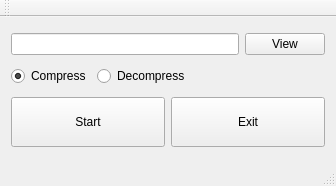
BupTy03/HuffmanCompressionQt, file mainwindow.ui: the form before one commit.
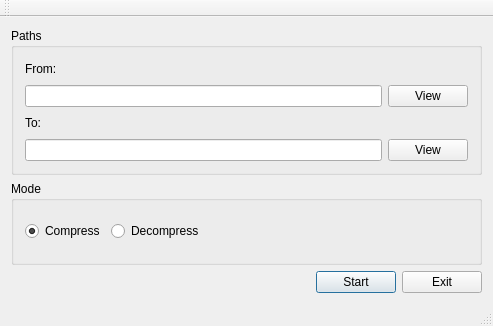
The form after the commit. Icons and pictures are not drawn.

```diff
--- a/mainwindow.ui
+++ b/mainwindow.ui
@@ -6,21 +6,51 @@
    <rect>
     <x>0</x>
     <y>0</y>
-    <width>336</width>
-    <height>186</height>
+    <width>493</width>
+    <height>326</height>
    </rect>
   </property>
   <property name="windowTitle">
    <string>MainWindow</string>
   </property>
   <widget class="QWidget" name="centralWidget">
+   <layout class="QVBoxLayout" name="verticalLayout_3">
+    <item>
+     <widget class="QGroupBox" name="pathsGroupBox">
+      <property name="title">
+       <string>Paths</string>
+      </property>
    <layout class="QVBoxLayout" name="verticalLayout">
+       <item>
+        <layout class="QHBoxLayout" name="horizontalLayout_5">
+         <item>
+          <widget class="QLabel" name="fromLabel">
+           <property name="text">
+            <string>From:</string>
+           </property>
+          </widget>
+         </item>
+         <item>
+          <spacer name="horizontalSpacer_4">
+           <property name="orientation">
+            <enum>Qt::Horizontal</enum>
+           </property>
+           <property name="sizeHint" stdset="0">
+            <size>
+             <width>40</width>
+             <height>20</height>
+            </size>
+           </property>
+          </spacer>
+         </item>
+        </layout>
+       </item>
     <item>
      <layout class="QHBoxLayout" name="horizontalLayout">
       <item>
        <widget class="QLineEdit" name="lineEdit">
         <property name="readOnly">
-         <bool>true</bool>
+            <bool>false</bool>
         </property>
        </widget>
       </item>
@@ -33,6 +63,53 @@
       </item>
      </layout>
     </item>
+       <item>
+        <layout class="QHBoxLayout" name="horizontalLayout_6">
+         <item>
+          <widget class="QLabel" name="toLabel">
+           <property name="text">
+            <string>To:</string>
+           </property>
+          </widget>
+         </item>
+         <item>
+          <spacer name="horizontalSpacer_3">
+           <property name="orientation">
+            <enum>Qt::Horizontal</enum>
+           </property>
+           <property name="sizeHint" stdset="0">
+            <size>
+             <width>40</width>
+             <height>20</height>
+            </size>
+           </property>
+          </spacer>
+         </item>
+        </layout>
+       </item>
+       <item>
+        <layout class="QHBoxLayout" name="horizontalLayout_4">
+         <item>
+          <widget class="QLineEdit" name="toLineEdit"/>
+         </item>
+         <item>
+          <widget class="QPushButton" name="toViewPushButton">
+           <property name="text">
+            <string>View</string>
+           </property>
+          </widget>
+         </item>
+        </layout>
+       </item>
+      </layout>
+     </widget>
+    </item>
+    <item>
+     <widget class="QGroupBox" name="modeGroupBox">
+      <property name="title">
+       <string>Mode</string>
+      </property>
+      <layout class="QVBoxLayout" name="verticalLayout_2">
     <item>
      <layout class="QHBoxLayout" name="horizontalLayout_3">
       <item>
@@ -67,8 +144,24 @@
       </item>
      </layout>
     </item>
+      </layout>
+     </widget>
+    </item>
     <item>
      <layout class="QHBoxLayout" name="horizontalLayout_2">
+      <item>
+       <spacer name="horizontalSpacer_2">
+        <property name="orientation">
+         <enum>Qt::Horizontal</enum>
+        </property>
+        <property name="sizeHint" stdset="0">
+         <size>
+          <width>40</width>
+          <height>20</height>
+         </size>
+        </property>
+       </spacer>
+      </item>
       <item>
        <widget class="QPushButton" name="startPushButton">
         <property name="sizePolicy">
@@ -80,12 +173,15 @@
         <property name="minimumSize">
          <size>
           <width>0</width>
-          <height>50</height>
+          <height>0</height>
          </size>
         </property>
         <property name="text">
          <string>Start</string>
         </property>
+        <property name="default">
+         <bool>true</bool>
+        </property>
        </widget>
       </item>
       <item>
@@ -99,7 +195,7 @@
         <property name="minimumSize">
          <size>
           <width>0</width>
-          <height>50</height>
+          <height>0</height>
          </size>
         </property>
         <property name="text">
```
Left out of the diff: 16 changed lines with no effect on the pictures. Lines whose indentation alone changed are shown as unchanged.
